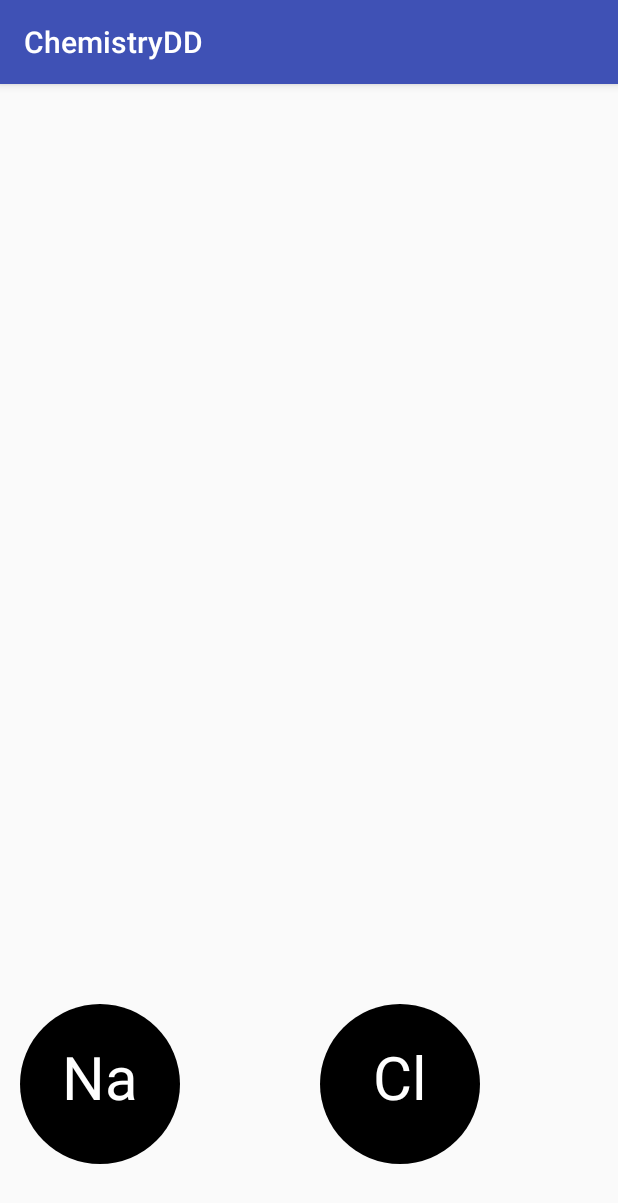
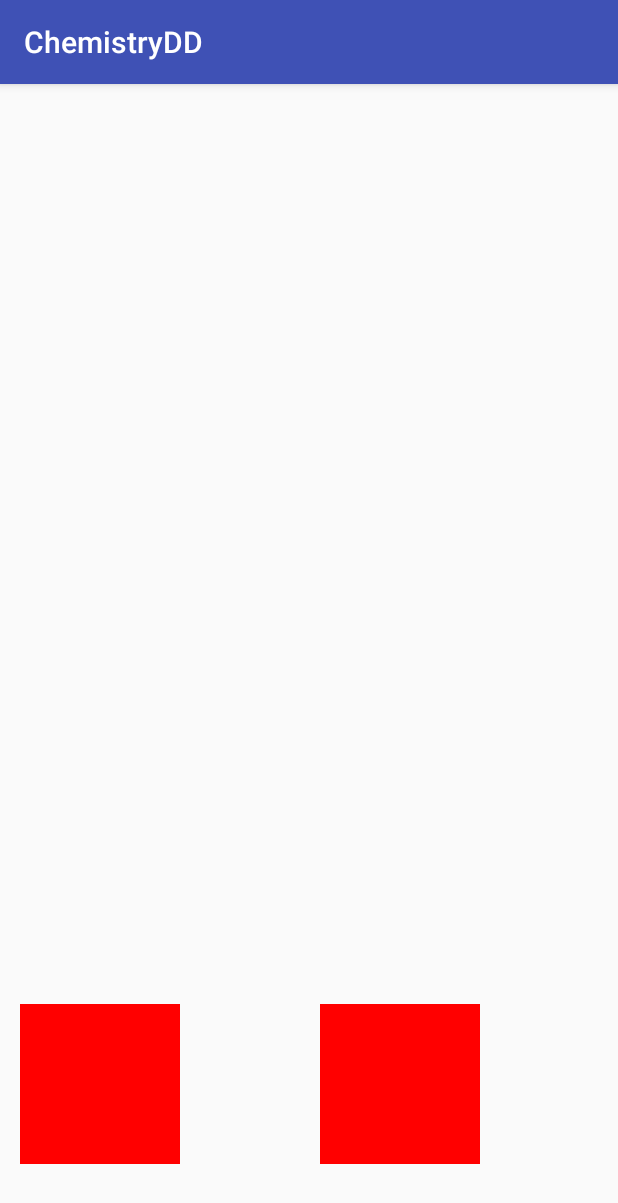
Before and after one commit to JohnathanBere/mobdev-assignment, an Android app: the screen it shows after launch (MainActivity), on a phone screen of 412 x 824 dp. Shown: the top 1203 px of the screen. Run offline under Robolectric (Android 15) with nearby library versions, the phone set to English and light mode, and no system bars.

Commit message:
Added logic to update an array of elements if the position of one element changes

```diff
--- a/app/src/main/AndroidManifest.xml
+++ b/app/src/main/AndroidManifest.xml
@@ -9,7 +9,9 @@
         android:roundIcon="@mipmap/ic_launcher_round"
         android:supportsRtl="true"
         android:theme="@style/AppTheme">
-        <activity android:name=".MainActivity">
+        <activity
+            android:name=".MainActivity"
+            android:screenOrientation="portrait">
             <intent-filter>
                 <action android:name="android.intent.action.MAIN" />
 
--- a/app/src/main/java/johnbere/chemistrydd/Element.java
+++ b/app/src/main/java/johnbere/chemistrydd/Element.java
@@ -1,17 +1,19 @@
 package johnbere.chemistrydd;
 
 import android.content.ClipData;
+import android.content.ClipDescription;
 import android.content.Context;
 import android.graphics.Canvas;
 import android.graphics.Color;
 import android.graphics.Paint;
-import android.graphics.Point;
+import android.graphics.Rect;
 import android.support.constraint.solver.widgets.Rectangle;
 import android.util.Log;
 import android.view.DragEvent;
 import android.view.MotionEvent;
 import android.view.View;
-import android.view.ViewGroup;
+
+import johnbere.chemistrydd.helpers.ShapeShadowBuilder;
 
 /**
  * This class is a game object, that can be dragged and dropped
@@ -22,47 +24,33 @@ import android.view.ViewGroup;
  */
 public class Element extends View {
     // Set basic information about the element such as its name and formula
-    private String name;
-    private String formula;
-    private Paint formulaColor;
-    private Paint shapeColor;
-    Rectangle r;
+    // a lot of properties can be mutated directly, need to make those private and put in place accessors instead.
+    private String name, formula;
+    private Paint formulaColor, shapeColor, redColor;
+    public Rectangle r;
+    public Rect rect;
+    int elementId;
 
 
-    float x = 500, y = 300, prevX, prevY;
-
-    /**
-     * Event listener to move the element along the screen.
-     */
-    OnTouchListener touch = new OnTouchListener() {
-        @Override
-        public boolean onTouch(View view, MotionEvent motionEvent) {
-            // Gets current coordinates
-            x = motionEvent.getX();
-            y = motionEvent.getY();
-
-            if (motionEvent.getAction() == motionEvent.ACTION_DOWN) {
-                prevX = x;
-                prevY = y;
-            }
-
-            view.invalidate();
-            return true;
-        }
-    };
+    public float x = 500, y = 300;
 
     public boolean handleTouch(View v, MotionEvent event) {
         int action = event.getAction();
-        Element el = (Element)v;
+        // Element el = (Element)v;
 
         if (action == MotionEvent.ACTION_DOWN) {
-            ClipData data = ClipData.newPlainText("", "");
+            // ClipData data = ClipData.newPlainText("", "");
+            ClipData.Item item = new ClipData.Item(v.getTag().toString());
+            String[] mimeTypes = {ClipDescription.MIMETYPE_TEXT_PLAIN};
+
+            ClipData data = new ClipData(v.getTag().toString(), mimeTypes, item);
 
             // Ensure that the shadow touch point is equal to the positions of the clicks.
-            ElementShadowBuilder shadowBuilder = new ElementShadowBuilder(el, (int)event.getX(), (int)event.getY());
+            ShapeShadowBuilder shadowBuilder = new ShapeShadowBuilder(v, (int)event.getX(), (int)event.getY());
 
+//            Log.d("JB", "" + data);
 
-            el.startDrag(data, shadowBuilder, el, 0);
+            v.startDrag(data, shadowBuilder, v, 0);
             return true;
         }
 
@@ -72,11 +60,11 @@ public class Element extends View {
     public void handleDrag(View v, DragEvent event) {
         int action = event.getAction();
         Element el = (Element)event.getLocalState();
-        ViewGroup.LayoutParams layoutParams = (ViewGroup.LayoutParams)v.getLayoutParams();
 
         switch (action) {
             case DragEvent.ACTION_DRAG_STARTED:
                 Log.d("JB", "The element " + el.getName() + " is being dragged");
+                Log.d("JB", el.getName() + " tag info: " + el.getTag());
                 /**
                  * TODO Log the el axis and with to observe if any changes or coords are detected in any of the events.
                  */
@@ -84,22 +72,26 @@ public class Element extends View {
 
             case DragEvent.ACTION_DRAG_ENTERED:
                 Log.d("JB", "DRAG_ENTERED w/ " + el.getName());
-                int x_coord = (int)event.getX();
-                int y_coord = (int)event.getY();
+//                int x_coord = (int)event.getX();
+//                int y_coord = (int)event.getY();
                 break;
 
             case DragEvent.ACTION_DRAG_EXITED:
                 Log.d("JB", "DRAG_EXITED w/ " + el.getName());
 
-                this.shapeColor.setColor(Color.DKGRAY);
-                this.x = event.getX();
-                this.y = event.getY();
+//                this.shapeColor.setColor(Color.DKGRAY);
+//                this.x = event.getX();
+//                this.y = event.getY();
                 break;
 
             case DragEvent.ACTION_DRAG_LOCATION:
                 Log.d("JB", "DRAG_LOCATION w/ " + el.getName());
-                x_coord = (int)event.getX();
-                y_coord = (int)event.getY();
+//                x_coord = (int)event.getX();
+//                y_coord = (int)event.getY();
+//                this.x = x_coord;
+//                this.y = y_coord;
+//                this.r.x = x_coord;
+//                this.r.y = y_coord;
 
                 break;
 
@@ -109,14 +101,12 @@ public class Element extends View {
                 break;
 
             case DragEvent.ACTION_DROP:
-                Log.d("JB", "DRAG_DROP");
+                Log.d("JB", "DRAG_DROP w/ " + el.getName());
 
-                el.setVisibility(VISIBLE);
-                el.setX(event.getX());
-                el.setY(event.getY());
                 break;
 
             default:
+                Log.d("JB", "Program unsure of user intentions");
                 break;
         }
     }
@@ -127,21 +117,31 @@ public class Element extends View {
      * @param name
      * @param formula
      */
-    public Element(Context context, String name, String formula, float x, float y) {
+    public Element(Context context, String name, String formula, float x, float y, int elementId) {
         super(context);
         this.name = name;
         this.formula = formula;
         this.x = x;
         this.y = y;
+        this.elementId = elementId;
 
         formulaColor = new Paint();
         shapeColor = new Paint();
+        redColor = new Paint();
 
+        // This will act as an internal stencil for the rect property to begin drawing around the Element bubble.
         r = new Rectangle();
         r.x=(int)x;
         r.y=(int)y;
         r.width=160;
         r.height=160;
+
+        // To ensure proper alignment, the rect begins drawing at each axis take away half of the stencil dimensions.
+        rect = new Rect();
+        rect.top = (int)this.y - r.height / 2;
+        rect.bottom = rect.top + r.height;
+        rect.left = (int)this.x - r.width / 2;
+        rect.right = rect.left + r.width;
     }
 
     /**
@@ -152,34 +152,33 @@ public class Element extends View {
     protected void onDraw(Canvas canvas) {
         super.onDraw(canvas);
         // Set the colors
-
+        redColor.setColor(Color.RED);
         formulaColor.setColor(Color.WHITE);
         shapeColor.setColor(Color.BLACK);
         formulaColor.setTextSize(60);
         formulaColor.setTextAlign(Paint.Align.CENTER);
 
+
         canvas.drawCircle(x, y, 80, shapeColor);
         canvas.drawText(this.formula, x, y + 16, formulaColor);
+        canvas.drawRect(this.rect, redColor);
     }
 
     public String getName() {
         return name;
     }
-}
 
-class ElementShadowBuilder extends View.DragShadowBuilder {
-    int x;
-    int y;
-
-    public ElementShadowBuilder(View view, int x, int y) {
-        super(view);
-        this.x = x;
-        this.y = y;
+    public int getElementId() {
+        return elementId;
     }
 
-    @Override
-    public void onProvideShadowMetrics(Point outShadowSize, Point outShadowTouchPoint) {
-        super.onProvideShadowMetrics(outShadowSize, outShadowTouchPoint);
-        outShadowTouchPoint.set(x, y);
+    public void reCalculateCoord() {
+        // This method will be called when the drag state is acknowledged by the layout, thereby recalculating the internal rectangle
+        // of the element.
+        this.rect.left = this.r.x - this.r.width / 2;
+        this.rect.top = this.r.y - this.r.height / 2;
+
+        this.rect.right = this.rect.left + this.r.width;
+        this.rect.bottom = this.rect.top + this.r.height;
     }
 }
--- a/app/src/main/java/johnbere/chemistrydd/MainActivity.java
+++ b/app/src/main/java/johnbere/chemistrydd/MainActivity.java
@@ -1,80 +1,45 @@
 package johnbere.chemistrydd;
 
+import android.support.constraint.ConstraintLayout;
 import android.support.v7.app.AppCompatActivity;
 import android.os.Bundle;
-import android.util.EventLog;
 import android.util.Log;
-import android.view.DragEvent;
-import android.view.MotionEvent;
 import android.view.View;
 import android.view.ViewGroup;
+import android.widget.RelativeLayout;
 
 import java.util.ArrayList;
+
+import johnbere.chemistrydd.helpers.EventListeners;
+import johnbere.chemistrydd.helpers.ViewInteractions;
 
 public class MainActivity extends AppCompatActivity {
     // Element el, el2, el3;
     ArrayList<Element> availableElements = new ArrayList<Element>();
-    // RelativeLayout relativeLayout;
+    public ViewInteractions interactions = new ViewInteractions();
     ViewGroup content;
-    View.OnTouchListener touch = new View.OnTouchListener() {
-        @Override
-        public boolean onTouch(View v, MotionEvent event) {
-
-            Element el = (Element)v;
-
-            // Checks if the axes of the touch points match the axes of an element's grid box. If it does, it should proceed to move
-            // that element
-            if ((event.getX() > el.r.x - el.r.width && event.getX() < el.r.x + el.r.width)
-                && (event.getY() > el.r.y - el.r.height && event.getY() < el.r.y + el.r.width)) {
-                el.handleTouch(el, event);
-            }
-
-            return false;
-        }
-    };
-
-    View.OnDragListener drag = new View.OnDragListener() {
-        @Override
-        public boolean onDrag(View v, DragEvent event) {
-            Element el = (Element)v;
-
-            if ((event.getX() > el.r.x - el.r.width && event.getX() < el.r.x + el.r.width)
-                && (event.getY() > el.r.y - el.r.height && event.getX() < el.r.y + el.r.width)) {
-                el.handleDrag(v, event);
-            }
-            return true;
-        }
-    };
 
     protected void onCreate(Bundle savedInstanceState) {
         super.onCreate(savedInstanceState);
         setContentView(R.layout.activity_main);
 
-         content = (ViewGroup) findViewById(R.id.content_main);
+        content = (ViewGroup) findViewById(R.id.content_main);
 
-        availableElements.add(new Element(MainActivity.this, "Sodium", "Na",100, 1000));
-        availableElements.add(new Element(MainActivity.this, "Chlorine", "Cl",400, 1000));
-        availableElements.add(new Element(MainActivity.this, "Bromine", "B",700, 1000));
+
+        availableElements.add(new Element(MainActivity.this, "Sodium", "Na",100, 1000, 1));
+        availableElements.add(new Element(MainActivity.this, "Chlorine", "Cl",400, 1000, 2));
+        availableElements.add(new Element(MainActivity.this, "Bromine", "B",700, 1000, 3));
+        interactions.setElements(availableElements);
+
+        Log.d("JB", "interactions has " + interactions.getElements().size() + " elements in it on the MainActivity");
 
         // Sets the event listener before appending this programmatically to the view.
         for (Element el: availableElements) {
-            el.setOnTouchListener(touch);
-            el.setOnDragListener(drag);
+            el.setTag(el.getName());
+            el.setOnTouchListener(new EventListeners(this).ElementTouchListener);
             content.addView(el);
         }
 
-
-        /*
-        relativeLayout = (RelativeLayout)findViewById(R.id.relativeLayout);
-        relativeLayout.getViewTreeObserver().addOnGlobalLayoutListener(new ViewTreeObserver.OnGlobalLayoutListener() {
-            @Override
-            public void onGlobalLayout() {
-                relativeLayout.getViewTreeObserver().removeOnGlobalLayoutListener(this);
-                el = new Element(MainActivity.this, "Sodium", "Na",400, 300, 1);
-
-                relativeLayout.addView(el);
-            }
-        });
-        */
+        content.setOnDragListener(new EventListeners(this).LayoutDragListener);
     }
 }
--- /dev/null
+++ b/app/src/main/java/johnbere/chemistrydd/helpers/ViewInteractions.java
@@ -0,0 +1,41 @@
+package johnbere.chemistrydd.helpers;
+
+import android.graphics.Point;
+import android.view.View;
+
+import java.util.ArrayList;
+
+import johnbere.chemistrydd.Element;
+import johnbere.chemistrydd.MainActivity;
+
+public class ViewInteractions {
+    private ArrayList<Element> elements;
+
+    public ArrayList<Element> getElements() {
+        return elements;
+    }
+
+    public void setElements(ArrayList<Element> elements) {
+        this.elements = elements;
+    }
+
+
+    /**
+     * Write logic to check if an element's rectangle intersects with another.
+     */
+
+    /**
+     * Updates the element in a list
+     * @param paramElement
+     */
+    public void updateElementInList(Element paramElement) {
+        for (Element element : this.elements) {
+            // add this to the if statement otherwise el.getName().equals(element.getName())
+            if (paramElement.getElementId() == element.getElementId()) {
+                // gets the index of the selected element provided that it is the same element as the instance element
+                int index = this.elements.indexOf(element);
+                this.elements.set(index, paramElement);
+            }
+        }
+    }
+}
--- a/app/src/main/res/layout/activity_main.xml
+++ b/app/src/main/res/layout/activity_main.xml
@@ -7,18 +7,4 @@
     android:layout_height="match_parent"
     tools:context="johnbere.chemistrydd.MainActivity">
 
-    <RelativeLayout
-        android:id="@+id/relativeLayout"
-        android:layout_width="368dp"
-        android:layout_height="495dp"
-        android:layout_marginBottom="8dp"
-        android:layout_marginEnd="8dp"
-        android:layout_marginStart="8dp"
-        android:layout_marginTop="8dp"
-        app:layout_constraintBottom_toBottomOf="parent"
-        app:layout_constraintEnd_toEndOf="parent"
-        app:layout_constraintStart_toStartOf="parent"
-        app:layout_constraintTop_toTopOf="parent">
-
-    </RelativeLayout>
 </android.support.constraint.ConstraintLayout>
```
Also changed, not shown: app/src/main/java/johnbere/chemistrydd/CompositeTouchListener.java (deleted, +0 -30 lines), app/src/main/java/johnbere/chemistrydd/ElementEventBindings.java (deleted, +0 -57 lines), app/src/main/java/johnbere/chemistrydd/EventListeners.java (deleted, +0 -35 lines), app/src/main/java/johnbere/chemistrydd/GameView.java (deleted, +0 -54 lines), app/src/main/java/johnbere/chemistrydd/helpers/EventListeners.java (added, +107 -0 lines), app/src/main/java/johnbere/chemistrydd/helpers/ShapeShadowBuilder.java (added, +24 -0 lines).
